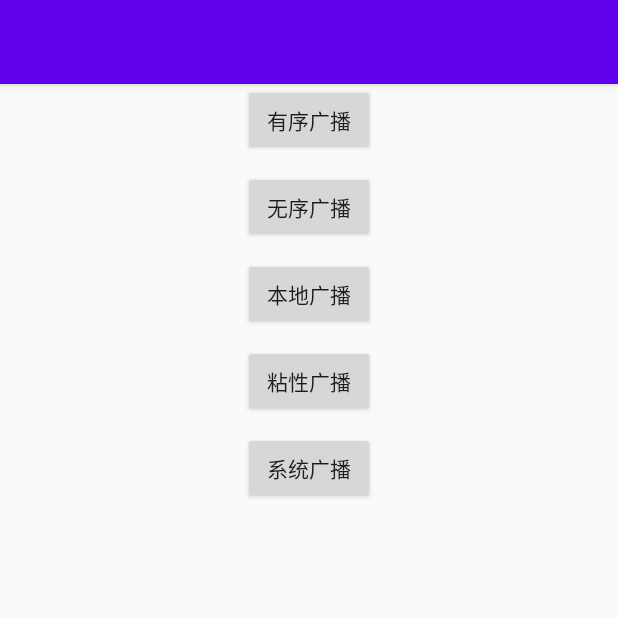
After one commit to baobeinet521/MineStudy, an Android app: the TestBroadcastReceiverActivity screen opened directly, with no data from a screen before it, on a phone screen of 412 x 824 dp, the top half of it. The commit adds this screen. Run offline under Robolectric (Android 15) with nearby library versions, the phone set to English and light mode, and no system bars.

Commit message:
有序广播 测试代码完善

```diff
--- /dev/null
+++ b/app/src/main/java/com/zd/study/broadcast/TestBroadcastReceiverActivity.java
@@ -0,0 +1,96 @@
+package com.zd.study.broadcast;
+
+import android.content.Intent;
+import android.content.IntentFilter;
+import android.os.Bundle;
+import android.support.annotation.Nullable;
+import android.support.v7.app.AppCompatActivity;
+import android.support.v7.widget.AppCompatButton;
+import android.view.View;
+
+import com.zd.study.R;
+
+public class TestBroadcastReceiverActivity extends AppCompatActivity implements View.OnClickListener {
+    public static String TAG = "testBroadcast";
+    private AppCompatButton mSysBroadcast;
+    private AppCompatButton mOrderBroadcast;
+    private AppCompatButton mNoOrderBroadcast;
+    private AppCompatButton mStickOrderBroadcast;
+    private AppCompatButton mLocalBroadcast;
+    private BroadcastReceiverOne mBroadcastReceiverOne;
+    private BroadcastReceiverTwo mBroadcastReceiverTwo;
+
+    @Override
+    protected void onCreate(@Nullable Bundle savedInstanceState) {
+        super.onCreate(savedInstanceState);
+        setContentView(R.layout.activity_broadcastreceiver_layout);
+        mSysBroadcast = findViewById(R.id.sys_broadcast_receiver);
+        mSysBroadcast.setOnClickListener(this);
+        mOrderBroadcast = findViewById(R.id.order_broadcast_receiver);
+        mOrderBroadcast.setOnClickListener(this);
+        mNoOrderBroadcast = findViewById(R.id.no_order_broadcast_receiver);
+        mNoOrderBroadcast.setOnClickListener(this);
+        mStickOrderBroadcast = findViewById(R.id.stick_broadcast_receiver);
+        mStickOrderBroadcast.setOnClickListener(this);
+        mLocalBroadcast = findViewById(R.id.local_broadcast_receiver);
+        mLocalBroadcast.setOnClickListener(this);
+
+        mBroadcastReceiverOne = new BroadcastReceiverOne();
+        mBroadcastReceiverTwo = new BroadcastReceiverTwo();
+
+        registerBroadcast();
+        registerBroadcastTwo();
+
+    }
+
+    public void registerBroadcast(){
+
+        IntentFilter intentFilter = new IntentFilter();
+        intentFilter.addAction("order_broadcast_receiver");
+        registerReceiver(mBroadcastReceiverOne,intentFilter);
+    }
+
+    public void registerBroadcastTwo(){
+
+        IntentFilter intentFilter = new IntentFilter();
+        intentFilter.addAction("order_broadcast_receiver");
+        registerReceiver(mBroadcastReceiverTwo,intentFilter);
+    }
+    @Override
+    public void onClick(View v) {
+        int id = v.getId();
+        switch (id){
+            case R.id.sys_broadcast_receiver:
+                break;
+            case R.id.order_broadcast_receiver:
+                Intent intent = new Intent();
+                intent.setAction("order_broadcast_receiver");
+                intent.putExtra("test1","这是有序广播原始数据====");
+                sendOrderedBroadcast(intent,null);
+                break;
+
+            case R.id.no_order_broadcast_receiver:
+                break;
+
+            case R.id.stick_broadcast_receiver:
+                break;
+            case R.id.local_broadcast_receiver:
+                break;
+
+
+        }
+
+    }
+
+    @Override
+    protected void onDestroy() {
+        super.onDestroy();
+        if(mBroadcastReceiverOne != null){
+            unregisterReceiver(mBroadcastReceiverOne);
+        }
+        if(mBroadcastReceiverTwo != null){
+            unregisterReceiver(mBroadcastReceiverTwo);
+        }
+
+    }
+}
--- a/app/src/main/java/com/zd/study/service/ServiceTest.java
+++ b/app/src/main/java/com/zd/study/service/ServiceTest.java
@@ -8,6 +8,8 @@ import android.os.Binder;
 import android.os.IBinder;
 import android.support.annotation.Nullable;
 import android.util.Log;
+
+import com.zd.study.handler.HandlerActivity;
 
 
 public class ServiceTest extends Service {
@@ -31,6 +33,10 @@ public class ServiceTest extends Service {
     @Override
     public int onStartCommand(Intent intent, int flags, int startId) {
         Log.d(TAG,"onStartCommand ======");
+
+//        Intent intentCe = new Intent(this, HandlerActivity.class);
+//        startActivity(intentCe);
+
         return super.onStartCommand(intent, flags, startId);
     }
 
--- /dev/null
+++ b/app/src/main/res/layout/activity_broadcastreceiver_layout.xml
@@ -0,0 +1,57 @@
+<?xml version="1.0" encoding="utf-8"?>
+<android.support.constraint.ConstraintLayout xmlns:android="http://schemas.android.com/apk/res/android"
+    android:layout_width="match_parent"
+    android:layout_height="match_parent"
+    xmlns:app="http://schemas.android.com/apk/res-auto">
+
+    <android.support.v7.widget.AppCompatButton
+        android:id="@+id/order_broadcast_receiver"
+        android:layout_width="wrap_content"
+        android:layout_height="wrap_content"
+        app:layout_constraintTop_toTopOf="parent"
+        app:layout_constraintLeft_toLeftOf="parent"
+        app:layout_constraintRight_toRightOf="parent"
+        android:text="有序广播"/>
+
+    <android.support.v7.widget.AppCompatButton
+        android:id="@+id/no_order_broadcast_receiver"
+        android:layout_width="wrap_content"
+        android:layout_height="wrap_content"
+        android:layout_marginTop="10dp"
+        app:layout_constraintTop_toBottomOf="@+id/order_broadcast_receiver"
+        app:layout_constraintLeft_toLeftOf="parent"
+        app:layout_constraintRight_toRightOf="parent"
+        android:text="无序广播"/>
+
+    <android.support.v7.widget.AppCompatButton
+        android:id="@+id/local_broadcast_receiver"
+        android:layout_width="wrap_content"
+        android:layout_height="wrap_content"
+        android:layout_marginTop="10dp"
+        app:layout_constraintTop_toBottomOf="@+id/no_order_broadcast_receiver"
+        app:layout_constraintLeft_toLeftOf="parent"
+        app:layout_constraintRight_toRightOf="parent"
+        android:text="本地广播"/>
+
+    <android.support.v7.widget.AppCompatButton
+        android:id="@+id/stick_broadcast_receiver"
+        android:layout_width="wrap_content"
+        android:layout_height="wrap_content"
+        android:layout_marginTop="10dp"
+        app:layout_constraintTop_toBottomOf="@+id/local_broadcast_receiver"
+        app:layout_constraintLeft_toLeftOf="parent"
+        app:layout_constraintRight_toRightOf="parent"
+        android:text="粘性广播"/>
+
+    <android.support.v7.widget.AppCompatButton
+        android:id="@+id/sys_broadcast_receiver"
+        android:layout_width="wrap_content"
+        android:layout_height="wrap_content"
+        android:layout_marginTop="10dp"
+        app:layout_constraintTop_toBottomOf="@+id/stick_broadcast_receiver"
+        app:layout_constraintLeft_toLeftOf="parent"
+        app:layout_constraintRight_toRightOf="parent"
+        android:text="系统广播"/>
+
+
+</android.support.constraint.ConstraintLayout>
```
Also changed, not shown: app/src/main/AndroidManifest.xml (+7 -1 lines), app/src/main/java/com/zd/study/MainActivity.java (+21 -4 lines), app/src/main/java/com/zd/study/activity/TestFlagActivity.java (added, +31 -0 lines), app/src/main/java/com/zd/study/broadcast/BroadcastReceiverOne.java (added, +24 -0 lines), app/src/main/java/com/zd/study/broadcast/BroadcastReceiverTwo.java (added, +24 -0 lines), app/src/main/java/com/zd/study/broadcast/TestBroadcastReceiver.java (deleted, +0 -12 lines), app/src/main/res/layout/acticity_test_flag_layout.xml (added, +27 -0 lines), app/src/main/res/layout/activity_main.xml (+15 -0 lines), 1 other file.
